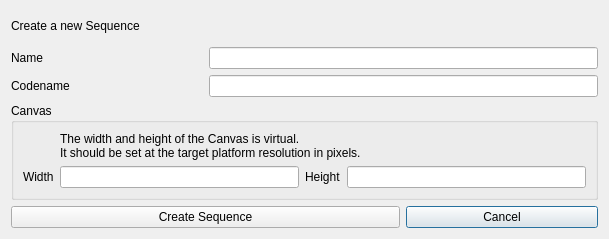
Old version of the form tools/aosdesigner/view/ui/NewSequenceDialog.ui in the repository invy/mjklaim-freewindows.
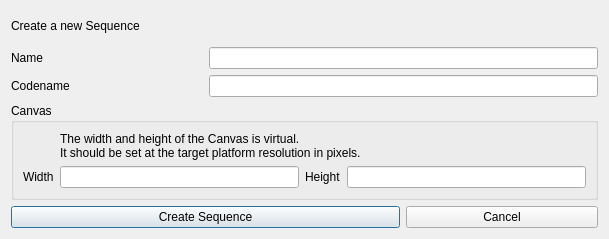
New version of the form.

Commit message: AOSD : Dialogs have the create button on default enter key instead of cancel.

What changed in the file:
```diff
--- a/tools/aosdesigner/view/ui/NewSequenceDialog.ui
+++ b/tools/aosdesigner/view/ui/NewSequenceDialog.ui
@@ -86,6 +86,9 @@
      <property name="autoDefault">
       <bool>true</bool>
      </property>
+     <property name="default">
+      <bool>true</bool>
+     </property>
     </widget>
    </item>
    <item row="4" column="2">
@@ -97,7 +100,7 @@
       <bool>true</bool>
      </property>
      <property name="default">
-      <bool>true</bool>
+      <bool>false</bool>
      </property>
     </widget>
    </item>
```
The commit also changes 1 other file.
